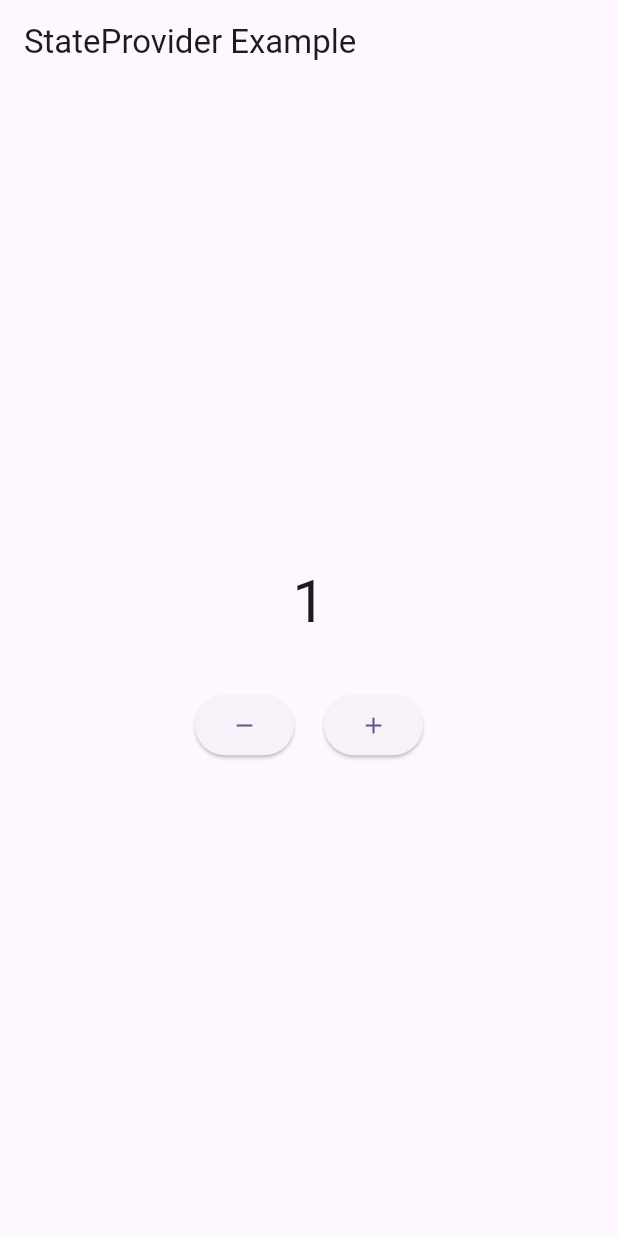
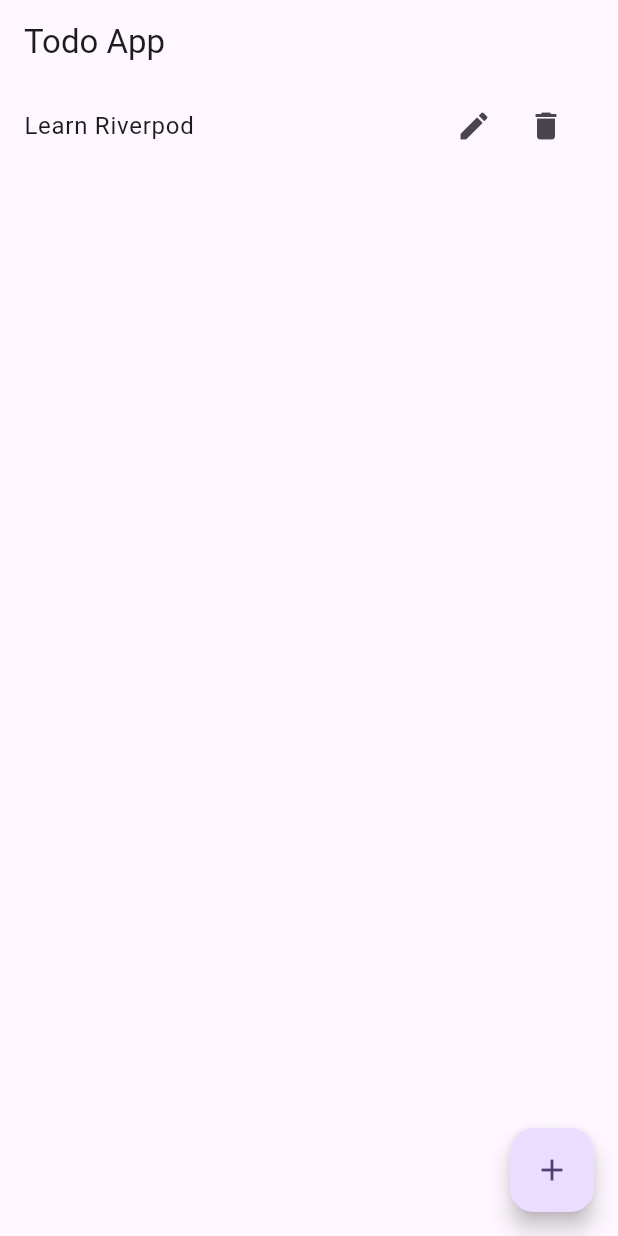
Before and after one commit to WithAtifdev/riverpord_managment, a Flutter app: the screen it shows after launch, after a tap on the "add" icon, on a phone screen of 412 x 824 dp. Run offline on Flutter 3.47's test engine with Material 3 defaults, Android fonts, the phone set to English and light mode, and no system bars; our stand-ins replace flutter_riverpod.

Commit message:
Update project

```diff
--- a/lib/main.dart
+++ b/lib/main.dart
@@ -1,14 +1,12 @@
 import 'package:flutter/material.dart';
 import 'package:flutter_riverpod/flutter_riverpod.dart';
-import 'package:riverpord_management/stateprovider/counterApp.dart';
+import 'package:riverpord_management/stateNotifierprovider/screen/todo_screen.dart';
 
 void main() {
   runApp(const MyApp());
 }
-
 class MyApp extends StatelessWidget {
   const MyApp({super.key});
-
   // This widget is the root of your application.
   @override
   Widget build(BuildContext context) {
@@ -18,7 +16,7 @@ class MyApp extends StatelessWidget {
         theme: ThemeData(
           colorScheme: .fromSeed(seedColor: Colors.deepPurple),
         ),
-        home: CounterApp(),
+        home: TodoScreen(),
       ),
     );
   }
--- /dev/null
+++ b/lib/stateNotifierprovider/model/todo.dart
@@ -0,0 +1,7 @@
+class Todo {
+  String id;
+  String name;
+
+ Todo({required this.id, required this.name});
+
+}
--- /dev/null
+++ b/lib/stateNotifierprovider/providers/todo_provider.dart
@@ -0,0 +1,30 @@
+import 'package:flutter_riverpod/legacy.dart';
+import 'package:riverpord_management/stateNotifierprovider/model/todo.dart';
+
+class TodoProvider extends StateNotifier<List<Todo>> {
+  TodoProvider() : super([]);
+
+  void addTodo(String name) {
+   final todo = Todo(
+      id: DateTime.now().toString(),
+      name: name,
+    );
+    state.add(todo);
+   state = state.toList();
+  }
+
+  void removeTodo(String id) {
+   state.removeWhere((item) => item.id == id);
+   state = state.toList();
+  }
+
+  void updateTodo(String id, String name) {
+    int foundIndex = state.indexWhere((item) => item.id == id);
+    state[foundIndex].name = name;
+   state = state.toList();
+  }
+}
+
+final todoProvider =  StateNotifierProvider<TodoProvider, List<Todo>>((ref) {
+  return TodoProvider();
+});
--- /dev/null
+++ b/lib/stateNotifierprovider/screen/todo_screen.dart
@@ -0,0 +1,60 @@
+import 'package:flutter/material.dart';
+import 'package:flutter_riverpod/flutter_riverpod.dart';
+import 'package:riverpord_management/stateNotifierprovider/providers/todo_provider.dart';
+
+class TodoScreen extends ConsumerWidget {
+  const TodoScreen({super.key});
+
+  @override
+  Widget build(BuildContext context, WidgetRef ref) {
+
+    final todos = ref.watch(todoProvider);
+
+    return Scaffold(
+      appBar: AppBar(
+        title: const Text("Todo App"),
+      ),
+
+      body: todos.isEmpty ?
+      Center(
+        child: Text("No todos yet!"),
+      ) :
+      ListView.builder(
+        itemCount: todos.length,
+        itemBuilder: (context, index) {
+          final todoDetail = todos[index];
+          return ListTile(
+            title: Text(todoDetail.name),
+            trailing : Row(
+              mainAxisSize: MainAxisSize.min,
+              children: [
+                 IconButton(
+                  onPressed: () {
+                    ref.read(todoProvider.notifier)
+                        .updateTodo(todoDetail.id, "Updated Todo");
+                  },
+                  icon: const Icon(Icons.edit),
+                ),
+                IconButton(
+                  onPressed: () {
+                    ref.read(todoProvider.notifier)
+                        .removeTodo(todoDetail.id);
+                  },
+                  icon: const Icon(Icons.delete),
+                ),
+              ],
+            ),
+          );
+        },
+      ),
+
+      floatingActionButton: FloatingActionButton(
+        onPressed: () {
+          ref.read(todoProvider.notifier)
+              .addTodo("Learn Riverpod");
+        },
+        child: const Icon(Icons.add),
+      ),
+    );
+  }
+}
--- a/lib/stateprovider/counterApp.dart
+++ b/lib/stateprovider/counterApp.dart
@@ -6,6 +6,7 @@ import 'package:flutter_riverpod/legacy.dart';
 final counterProvider = StateProvider<int>((ref) {
   return 0;
 });
+
 
 class  CounterApp extends ConsumerWidget {
   const CounterApp({super.key});
```
